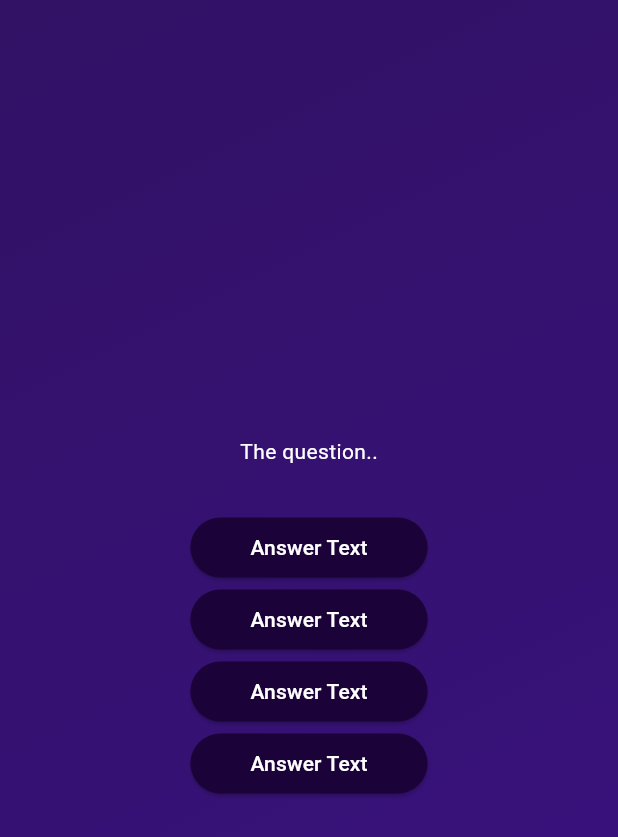
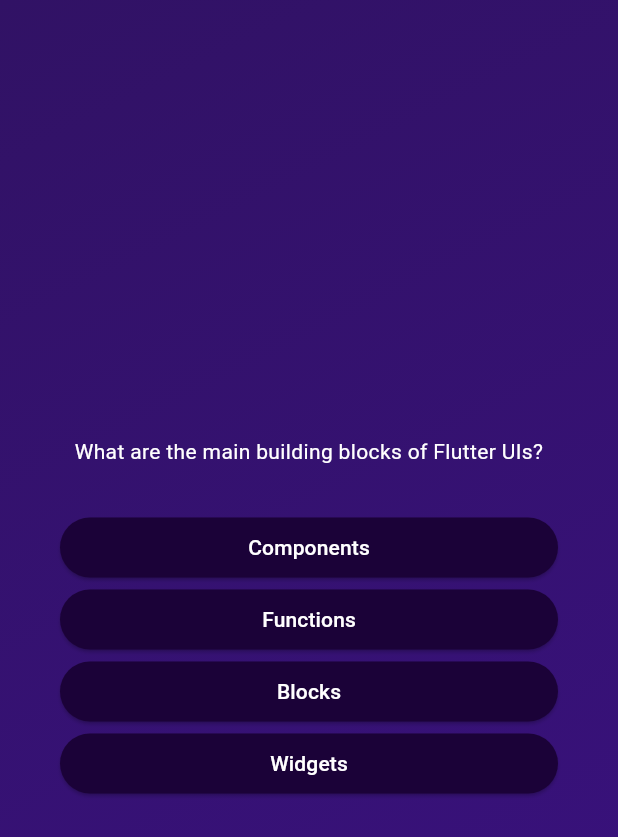
Before and after one commit to trishna456/dart-quiz, a Flutter app: the screen it shows after launch, after a tap on "Start Quiz", on a phone screen of 412 x 824 dp. Shown: the top 837 px of the screen. Run offline on Flutter 3.47's test engine with Material 3 defaults, Android fonts, the phone set to English and light mode, and no system bars.

Commit message:
shuffling answers and updating screen dynamically

```diff
--- a/lib/models/quiz_question.dart
+++ b/lib/models/quiz_question.dart
@@ -3,6 +3,12 @@
 
   final String text;
   final List<String> answers;
+
+  List<String> getShuffledAnswers() {
+    final shuffledList = List.of(answers);
+    shuffledList.shuffle();
+    return shuffledList;
+  }
 }
 
 //using class to build a blueprint of the questions
--- a/lib/questions_screen.dart
+++ b/lib/questions_screen.dart
@@ -1,5 +1,6 @@
 import 'package:dart_quiz/answer_button.dart';
 import 'package:flutter/material.dart';
+import 'package:dart_quiz/data/questions.dart';
 
 class QuestionsScreen extends StatefulWidget {
   const QuestionsScreen({super.key});
@@ -13,37 +14,34 @@
 class _QuestionsScreenState extends State<QuestionsScreen> {
   @override
   Widget build(context) {
+    final currentQuestion = questions[0];
+
     return SizedBox(
       width: double.infinity, //be as wide as possible
+      child: Container(
+        margin: const EdgeInsets.all(40),
         child: Column(
           mainAxisAlignment: MainAxisAlignment.center,
+          crossAxisAlignment: CrossAxisAlignment.stretch,
           children: [
-          const Text(
-            'The question..',
-            style: TextStyle(
+            Text(
+              currentQuestion.text,
+              style: const TextStyle(
                 color: Colors.white,
               ),
+              textAlign: TextAlign.center,
             ),
             const SizedBox(
               height: 30,
             ),
-          AnswerButton(
-            answerText: 'Answer Text',
-            onTap: () {},
+            ...currentQuestion.getShuffledAnswers().map((item) {
+              //map yeilds an iterable
+              //this becomes a nested list then
+              //so use the spread operation
+              return AnswerButton(answerText: item, onTap: () {});
+            }),
+          ],
         ),
-          AnswerButton(
-            answerText: 'Answer Text',
-            onTap: () {},
-          ),
-          AnswerButton(
-            answerText: 'Answer Text',
-            onTap: () {},
-          ),
-          AnswerButton(
-            answerText: 'Answer Text',
-            onTap: () {},
-          ),
-        ],
       ),
     );
   }
```
Lines whose indentation alone changed are shown as unchanged.
